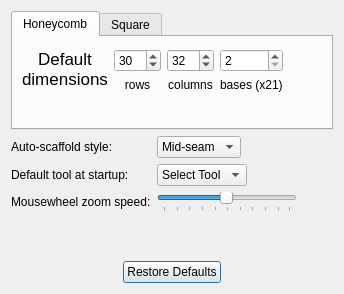
First picture: the form in ui/dialogs/preferences.ui, repository sdouglas/cadnano2, before the edit.
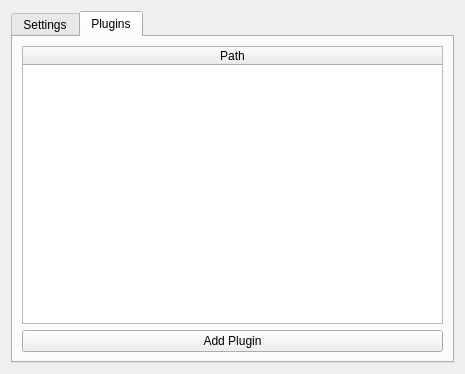
Second picture: the form after the edit. The open tabs and pages were chosen to show the change. Icons and pictures are not drawn.

Commit message: Add plugin ability

What changed in the file:
```diff
--- a/ui/dialogs/preferences.ui
+++ b/ui/dialogs/preferences.ui
@@ -1,13 +1,13 @@
 <?xml version="1.0" encoding="UTF-8"?>
 <ui version="4.0">
  <class>Preferences</class>
- <widget class="QDialog" name="Preferences">
+ <widget class="QWidget" name="Preferences">
   <property name="geometry">
    <rect>
     <x>0</x>
     <y>0</y>
-    <width>344</width>
-    <height>294</height>
+    <width>465</width>
+    <height>374</height>
    </rect>
   </property>
   <property name="sizePolicy">
@@ -22,6 +22,16 @@
   <layout class="QVBoxLayout" name="verticalLayout">
    <item>
     <widget class="QTabWidget" name="tabWidget">
+     <property name="currentIndex">
+      <number>0</number>
+     </property>
+     <widget class="QWidget" name="settings">
+      <attribute name="title">
+       <string>Settings</string>
+      </attribute>
+      <layout class="QVBoxLayout" name="verticalLayout_4">
+       <item>
+        <widget class="QTabWidget" name="tabWidget_2">
      <property name="sizePolicy">
       <sizepolicy hsizetype="Expanding" vsizetype="Preferred">
        <horstretch>0</horstretch>
@@ -45,6 +55,12 @@
          <property name="fieldGrowthPolicy">
           <enum>QFormLayout::FieldsStayAtSizeHint</enum>
          </property>
+             <property name="topMargin">
+              <number>0</number>
+             </property>
+             <property name="bottomMargin">
+              <number>0</number>
+             </property>
          <item row="0" column="0">
           <widget class="QLabel" name="dimensionsLabel1">
            <property name="text">
@@ -366,18 +382,39 @@
    </item>
    <item>
     <widget class="QDialogButtonBox" name="buttonBox">
-     <property name="inputMethodHints">
-      <set>Qt::ImhNone</set>
-     </property>
-     <property name="orientation">
-      <enum>Qt::Horizontal</enum>
-     </property>
      <property name="standardButtons">
       <set>QDialogButtonBox::RestoreDefaults</set>
      </property>
-     <property name="centerButtons">
+        </widget>
+       </item>
+      </layout>
+     </widget>
+     <widget class="QWidget" name="plugins">
+      <attribute name="title">
+       <string>Plugins</string>
+      </attribute>
+      <layout class="QVBoxLayout" name="verticalLayout_5">
+       <item>
+        <widget class="QTableWidget" name="pluginTableWidget">
+         <attribute name="horizontalHeaderStretchLastSection">
       <bool>true</bool>
-     </property>
+         </attribute>
+         <column>
+          <property name="text">
+           <string>Path</string>
+          </property>
+         </column>
+        </widget>
+       </item>
+       <item>
+        <widget class="QPushButton" name="addPluginButton">
+         <property name="text">
+          <string>Add Plugin</string>
+         </property>
+        </widget>
+       </item>
+      </layout>
+     </widget>
     </widget>
    </item>
   </layout>
```
Left out of the diff: 76 changed lines with no effect on the pictures. Lines whose indentation alone changed are shown as unchanged. The commit also changes 8 other files.
